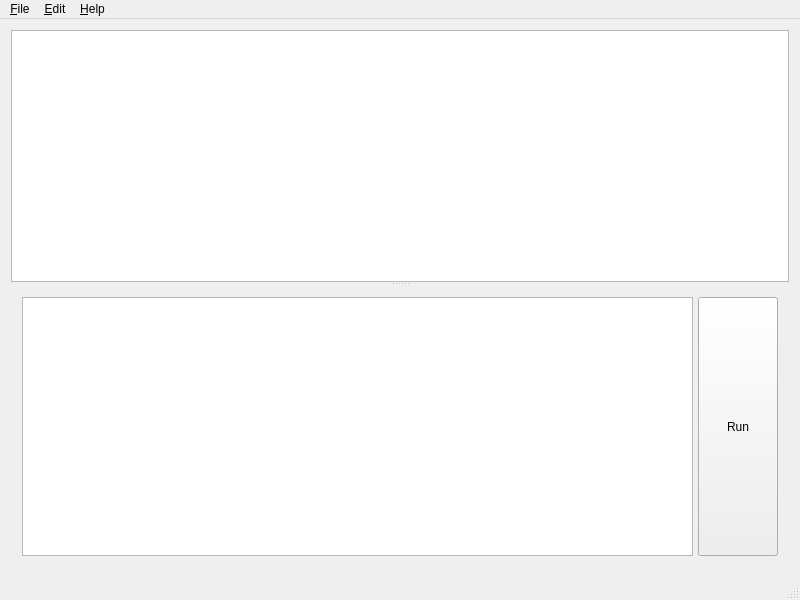
Old version of the form forms/mainwindow.ui in the repository damaki/Turtyl.
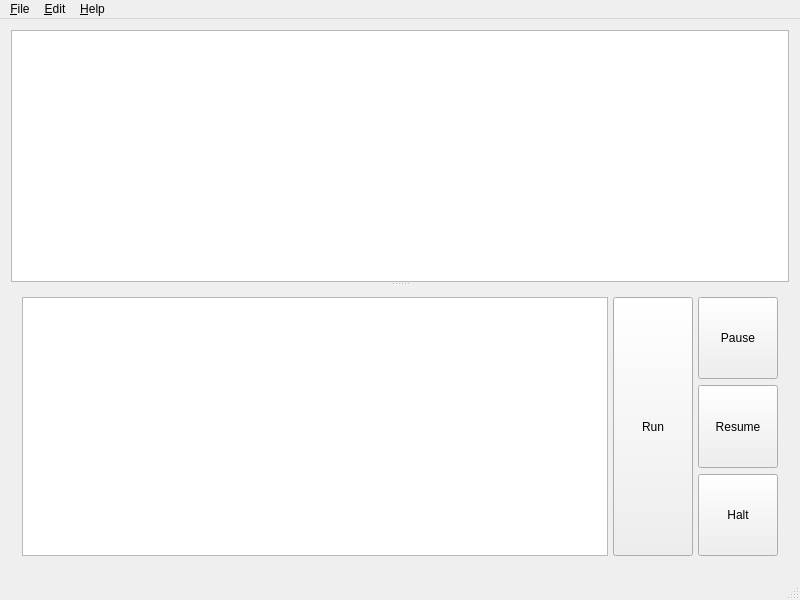
New version of the form.

Commit message: Add pause/resume/halt buttons to the UI

The edit to the form file:
```diff
--- a/forms/mainwindow.ui
+++ b/forms/mainwindow.ui
@@ -103,6 +103,52 @@
           </property>
          </widget>
         </item>
+        <item>
+         <layout class="QVBoxLayout" name="verticalLayout_2">
+          <property name="spacing">
+           <number>6</number>
+          </property>
+          <item>
+           <widget class="QPushButton" name="pauseButton">
+            <property name="sizePolicy">
+             <sizepolicy hsizetype="Minimum" vsizetype="Preferred">
+              <horstretch>0</horstretch>
+              <verstretch>0</verstretch>
+             </sizepolicy>
+            </property>
+            <property name="text">
+             <string>Pause</string>
+            </property>
+           </widget>
+          </item>
+          <item>
+           <widget class="QPushButton" name="resumeButton">
+            <property name="sizePolicy">
+             <sizepolicy hsizetype="Minimum" vsizetype="Preferred">
+              <horstretch>0</horstretch>
+              <verstretch>0</verstretch>
+             </sizepolicy>
+            </property>
+            <property name="text">
+             <string>Resume</string>
+            </property>
+           </widget>
+          </item>
+          <item>
+           <widget class="QPushButton" name="haltButton">
+            <property name="sizePolicy">
+             <sizepolicy hsizetype="Minimum" vsizetype="Preferred">
+              <horstretch>0</horstretch>
+              <verstretch>0</verstretch>
+             </sizepolicy>
+            </property>
+            <property name="text">
+             <string>Halt</string>
+            </property>
+           </widget>
+          </item>
+         </layout>
+        </item>
        </layout>
       </widget>
      </widget>
```
The commit also changes 3 other files.
